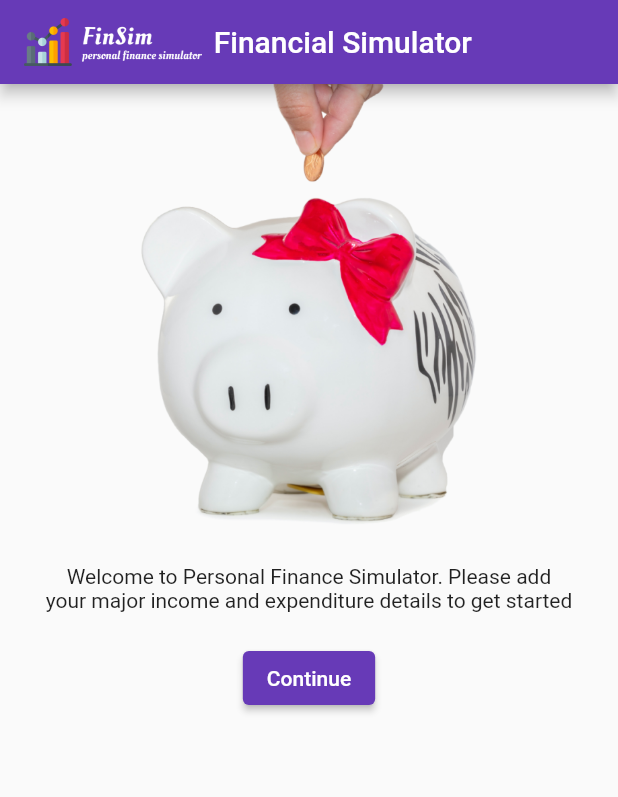
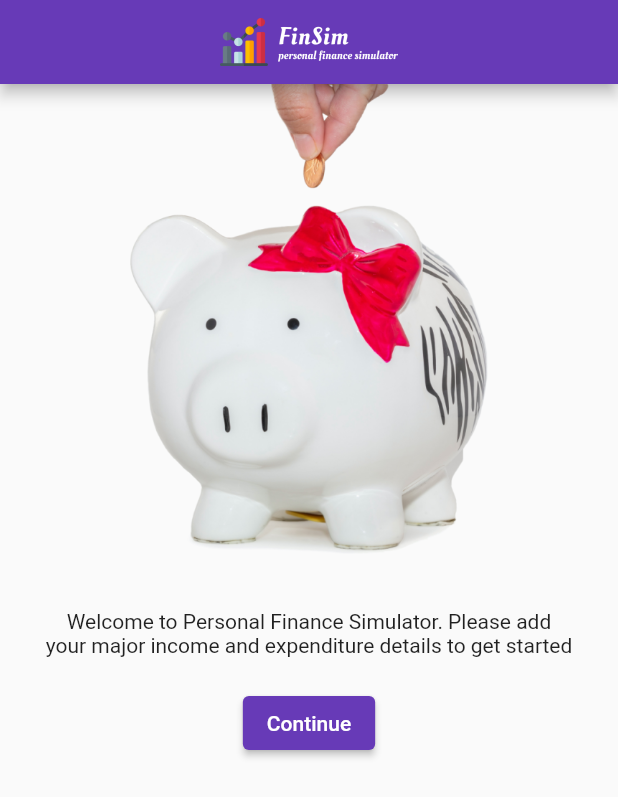
Before and after one commit to sunnyjaiswal22/finsim, a Flutter app: the screen it shows after launch, on a phone screen of 412 x 824 dp. Shown: the top 797 px of the screen. Run offline on Flutter 3.47's test engine with Material 2 defaults, Android fonts, the phone set to English and light mode, and no system bars.

Commit message:
Minor refactoring

```diff
--- a/lib/main.dart
+++ b/lib/main.dart
@@ -1,3 +1,5 @@
+import 'package:finsim/screens/add_income_screen.dart';
+import 'package:finsim/screens/home_screen.dart';
 import 'package:flutter/material.dart';
 
 void main() {
@@ -12,56 +14,11 @@ class MyApp extends StatelessWidget {
       theme: ThemeData(
         primarySwatch: Colors.deepPurple,
       ),
-      home: MyHomePage(),
+      initialRoute: '/',
+      routes: {
+        '/': (context) => HomeScreen(),
+        AddIncomeScreen.routeName: (context) => AddIncomeScreen(),
+      },
     );
   }
 }
-
-class MyHomePage extends StatefulWidget {
-  MyHomePage({
-    Key? key,
-  }) : super(key: key);
-
-  @override
-  _MyHomePageState createState() => _MyHomePageState();
-}
-
-class _MyHomePageState extends State<MyHomePage> {
-  @override
-  Widget build(BuildContext context) {
-    return Scaffold(
-      appBar: AppBar(
-        title: Row(
-          children: [
-            Image.asset(
-              'assets/images/logo_white.png',
-              fit: BoxFit.contain,
-              height: 32,
-            ),
-            Container(
-                padding: const EdgeInsets.all(8.0),
-                child: Text('Financial Simulator'))
-          ],
-        ),
-      ),
-      body: Padding(
-        padding: EdgeInsets.symmetric(horizontal: 30, vertical: 0),
-        child: Column(
-          children: [
-            Container(
-              height: 300,
-              child: Image.asset('assets/images/pig.png'),
-            ),
-            SizedBox(height: 20),
-            Text(
-              'Welcome to Personal Finance Simulator. Please add your major income and expenditure details to get started',
-              textAlign: TextAlign.center,
-            ),
-            SizedBox(height: 20),
-            ElevatedButton(onPressed: () {}, child: Text('Continue')),
-          ],
-        ),
-      ),
-    );
-  }
-}
--- a/lib/screens/add_income_screen.dart
+++ b/lib/screens/add_income_screen.dart
@@ -2,12 +2,15 @@ import 'package:flutter/material.dart';
 
 class AddIncomeScreen extends StatelessWidget {
   const AddIncomeScreen({Key? key}) : super(key: key);
+  static final routeName = 'add-income-screen';
 
   @override
   Widget build(BuildContext context) {
     return Scaffold(
       appBar: AppBar(
-        title: Text('Financial Simulator'),
+        title: Center(
+          child: Text('FinSim - Add Income'),
+        ),
       ),
       body: null,
     );
--- /dev/null
+++ b/lib/screens/home_screen.dart
@@ -0,0 +1,52 @@
+import 'package:finsim/screens/add_income_screen.dart';
+import 'package:flutter/material.dart';
+
+class HomeScreen extends StatefulWidget {
+  const HomeScreen({Key? key}) : super(key: key);
+
+  @override
+  _HomeScreenState createState() => _HomeScreenState();
+}
+
+class _HomeScreenState extends State<HomeScreen> {
+  @override
+  Widget build(BuildContext context) {
+    return Scaffold(
+      appBar: AppBar(
+        title: Center(
+          child: Image.asset(
+            'assets/images/logo_white.png',
+            fit: BoxFit.contain,
+            height: 32,
+          ),
+        ),
+      ),
+      body: Padding(
+        padding: EdgeInsets.symmetric(horizontal: 30, vertical: 0),
+        child: Column(
+          children: [
+            Container(
+              height: 320,
+              child: Image.asset('assets/images/pig.png'),
+            ),
+            SizedBox(height: 30),
+            Text(
+              'Welcome to Personal Finance Simulator. Please add your major income and expenditure details to get started',
+              textAlign: TextAlign.center,
+            ),
+            SizedBox(height: 20),
+            ElevatedButton(
+              onPressed: () {
+                Navigator.pushReplacementNamed(
+                  context,
+                  AddIncomeScreen.routeName,
+                );
+              },
+              child: Text('Continue'),
+            ),
+          ],
+        ),
+      ),
+    );
+  }
+}
```
